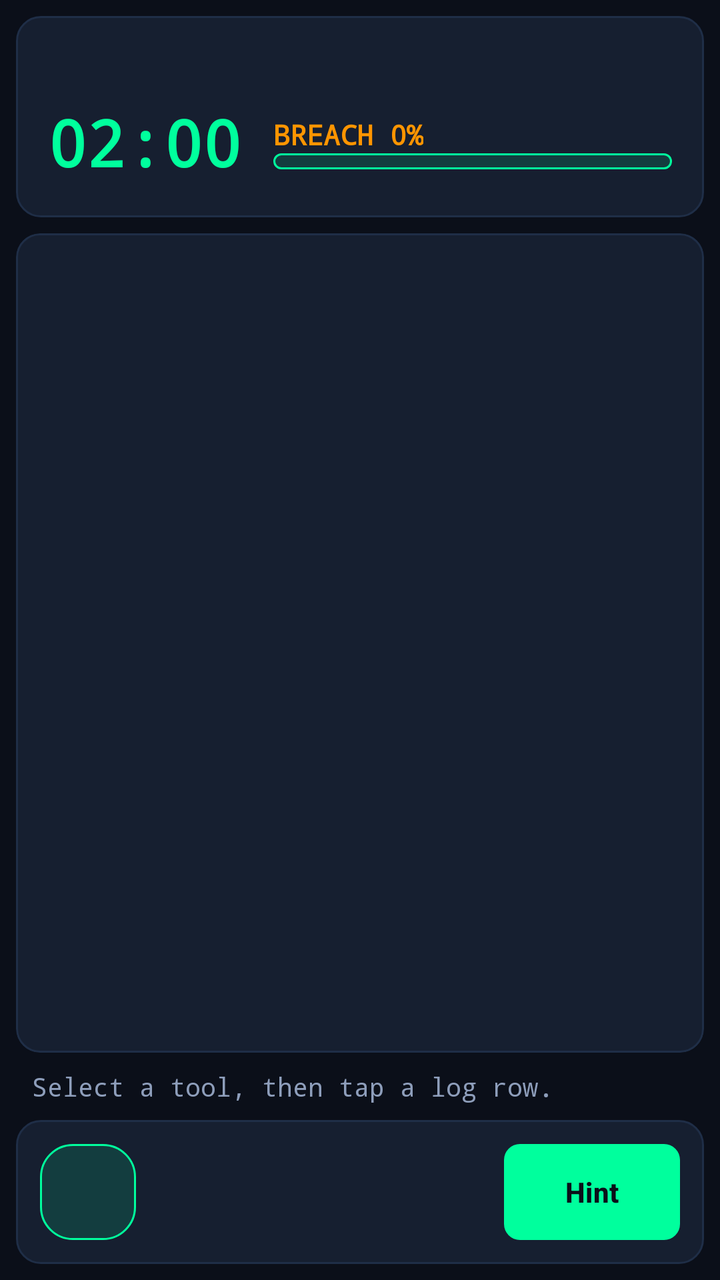
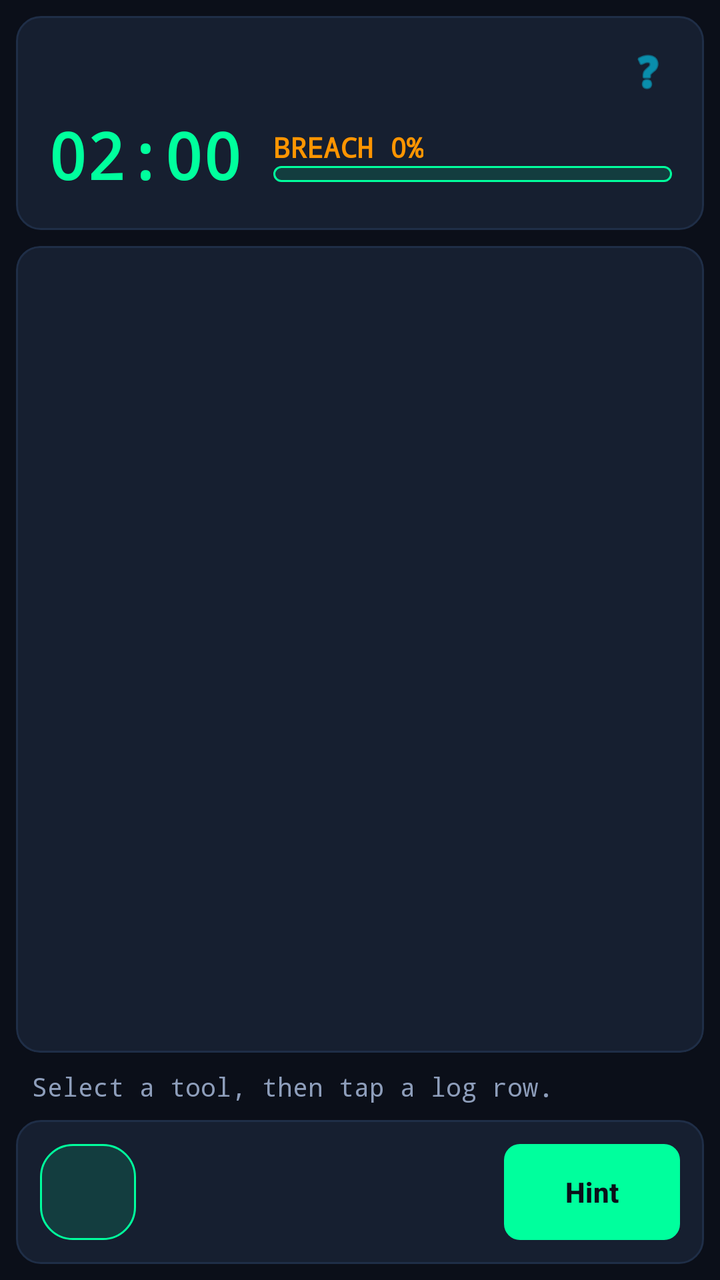

Two renders of the same Android screen: before a commit and after it. Below are the layout's source before the change and the commit's diff.
<!-- AndroidManifest.xml: application theme Theme.CyberBreach -->
<!-- res/layout/activity_room.xml -->
<?xml version="1.0" encoding="utf-8"?>
<LinearLayout xmlns:android="http://schemas.android.com/apk/res/android"
    xmlns:app="http://schemas.android.com/apk/res-auto"
    android:layout_width="match_parent"
    android:layout_height="match_parent"
    android:background="@color/soc_background"
    android:fitsSystemWindows="true"
    android:orientation="vertical">

    <LinearLayout
        android:layout_width="match_parent"
        android:layout_height="wrap_content"
        android:orientation="vertical"
        android:padding="16dp"
        android:background="@drawable/bg_terminal_card"
        android:layout_margin="8dp">

        <TextView
            android:id="@+id/tvRoomTitle"
            android:layout_width="match_parent"
            android:layout_height="wrap_content"
            android:textColor="@color/soc_text_secondary"
            android:fontFamily="monospace"
            android:textSize="13sp" />

        <LinearLayout
            android:layout_width="match_parent"
            android:layout_height="wrap_content"
            android:gravity="center_vertical"
            android:layout_marginTop="8dp"
            android:orientation="horizontal">

            <TextView
                android:id="@+id/tvTimer"
                android:layout_width="wrap_content"
                android:layout_height="wrap_content"
                android:fontFamily="monospace"
                android:text="02:00"
                android:textColor="@color/soc_primary"
                android:textSize="32sp"
                android:textStyle="bold" />

            <LinearLayout
                android:layout_width="0dp"
                android:layout_height="wrap_content"
                android:layout_marginStart="16dp"
                android:layout_weight="1"
                android:orientation="vertical">

                <TextView
                    android:id="@+id/tvBreach"
                    android:layout_width="wrap_content"
                    android:layout_height="wrap_content"
                    android:fontFamily="monospace"
                    android:text="BREACH 0%"
                    android:textColor="@color/soc_warning"
                    android:textSize="14sp"
                    android:textStyle="bold" />

                <ProgressBar
                    android:id="@+id/progressBreach"
                    style="?android:attr/progressBarStyleHorizontal"
                    android:layout_width="match_parent"
                    android:layout_height="8dp"
                    android:progressDrawable="@drawable/bg_pill_badge"
                    android:max="100"
                    android:progress="0" />
            </LinearLayout>
        </LinearLayout>
    </LinearLayout>

    <com.google.android.material.card.MaterialCardView
        android:layout_width="match_parent"
        android:layout_height="0dp"
        android:layout_weight="1"
        android:layout_marginHorizontal="8dp"
        android:layout_marginBottom="8dp"
        app:cardBackgroundColor="@color/soc_surface"
        app:strokeColor="@color/soc_surface_stroke"
        app:strokeWidth="1dp"
        app:cardCornerRadius="12dp">

        <ScrollView
            android:id="@+id/scrollTerminal"
            android:layout_width="match_parent"
            android:layout_height="match_parent"
            android:fillViewport="true">

            <TableLayout
                android:id="@+id/tableAlerts"
                android:layout_width="match_parent"
                android:layout_height="wrap_content"
                android:padding="8dp"
                android:stretchColumns="3" />
        </ScrollView>
    </com.google.android.material.card.MaterialCardView>

    <TextView
        android:id="@+id/tvStatus"
        android:layout_width="match_parent"
        android:layout_height="wrap_content"
        android:fontFamily="monospace"
        android:paddingHorizontal="16dp"
        android:paddingBottom="8dp"
        android:text="@string/status_ready"
        android:textColor="@color/soc_text_secondary"
        android:textSize="13sp" />

    <LinearLayout
        android:layout_width="match_parent"
        android:layout_height="wrap_content"
        android:background="@drawable/bg_terminal_card"
        android:layout_marginHorizontal="8dp"
        android:layout_marginBottom="8dp"
        android:gravity="center_vertical"
        android:orientation="horizontal"
        android:padding="12dp">

        <ImageView
            android:id="@+id/ivTool"
            android:layout_width="48dp"
            android:layout_height="48dp"
            android:padding="8dp"
            android:background="@drawable/bg_pill_badge"
            android:contentDescription="@string/desc_tool_icon"
            app:tint="@color/soc_primary" />

        <Spinner
            android:id="@+id/spTool"
            android:layout_width="0dp"
            android:layout_height="wrap_content"
            android:layout_marginStart="12dp"
            android:layout_weight="1"
            android:background="@null"
            android:minHeight="48dp" />

        <Button
            android:id="@+id/btnHint"
            android:layout_width="wrap_content"
            android:layout_height="wrap_content"
            android:background="@drawable/bg_neon_button"
            android:textColor="@color/soc_background"
            android:textStyle="bold"
            android:layout_marginStart="8dp"
            android:text="@string/btn_hint" />
    </LinearLayout>
</LinearLayout>
<!-- resources referenced by this layout -->
<resources>
  <color name="soc_background">#0B0F19</color>
  <color name="soc_primary">#00FF9D</color>
  <color name="soc_surface">#161F30</color>
  <color name="soc_surface_stroke">#1F2E47</color>
  <color name="soc_text_secondary">#8E9EBB</color>
  <color name="soc_warning">#FF9500</color>
  <!-- drawable bg_neon_button (drawable) -->
  <?xml version="1.0" encoding="utf-8"?>
  <ripple xmlns:android="http://schemas.android.com/apk/res/android"
      android:color="@color/soc_background">
      <item>
          <shape android:shape="rectangle">
              <solid android:color="@color/soc_primary" />
              <corners android:radius="8dp" />
          </shape>
      </item>
  </ripple>
  <!-- drawable bg_pill_badge (drawable) -->
  <?xml version="1.0" encoding="utf-8"?>
  <shape xmlns:android="http://schemas.android.com/apk/res/android"
      android:shape="rectangle">
      <solid android:color="@color/soc_transparent_primary" />
      <stroke
          android:width="1dp"
          android:color="@color/soc_primary" />
      <corners android:radius="16dp" />
  </shape>
  <!-- drawable bg_terminal_card (drawable) -->
  <?xml version="1.0" encoding="utf-8"?>
  <shape xmlns:android="http://schemas.android.com/apk/res/android"
      android:shape="rectangle">
      <solid android:color="@color/soc_surface" />
      <stroke
          android:width="1dp"
          android:color="@color/soc_surface_stroke" />
      <corners android:radius="12dp" />
  </shape>
  <string name="btn_hint">Hint</string>
  <string name="desc_tool_icon">Selected defense tool</string>
  <string name="status_ready">Select a tool, then tap a log row.</string>
  <style name="Theme.CyberBreach" parent="Base.Theme.CyberBreach" />
  <color name="soc_transparent_primary">#2200FF9D</color>
  <style name="Base.Theme.CyberBreach" parent="Theme.Material3.Dark.NoActionBar">
          <item name="colorPrimary">@color/soc_primary</item>
          <item name="colorOnPrimary">#000000</item>
          <item name="colorPrimaryContainer">@color/soc_transparent_primary</item>
          <item name="colorOnPrimaryContainer">@color/soc_primary</item>
  
          <item name="colorSecondary">@color/soc_accent_cyan</item>
          <item name="colorOnSecondary">#000000</item>
  
          <item name="colorError">@color/soc_critical</item>
          <item name="colorOnError">#FFFFFF</item>
  
          <item name="android:colorBackground">@color/soc_background</item>
          <item name="colorOnBackground">@color/soc_text_primary</item>
          <item name="colorSurface">@color/soc_surface</item>
          <item name="colorOnSurface">@color/soc_text_primary</item>
          <item name="colorSurfaceVariant">@color/soc_surface</item>
          <item name="colorOnSurfaceVariant">@color/soc_text_secondary</item>
          <item name="colorOutline">@color/soc_surface_stroke</item>
          
          <item name="android:statusBarColor">@color/soc_background</item>
          <item name="android:navigationBarColor">@color/soc_surface</item>
      </style>
  <color name="soc_accent_cyan">#00D8FF</color>
  <color name="soc_critical">#FF3B30</color>
  <color name="soc_text_primary">#FFFFFF</color>
</resources>

<!-- the commit's change to res/layout/activity_room.xml (unified diff, before → after) -->
@@ -15,13 +15,30 @@
         android:background="@drawable/bg_terminal_card"
         android:layout_margin="8dp">
 
-        <TextView
-            android:id="@+id/tvRoomTitle"
+        <RelativeLayout
             android:layout_width="match_parent"
-            android:layout_height="wrap_content"
-            android:textColor="@color/soc_text_secondary"
-            android:fontFamily="monospace"
-            android:textSize="13sp" />
+            android:layout_height="wrap_content">
+            
+            <TextView
+                android:id="@+id/tvRoomTitle"
+                android:layout_width="wrap_content"
+                android:layout_height="wrap_content"
+                android:layout_alignParentStart="true"
+                android:layout_centerVertical="true"
+                android:textColor="@color/soc_text_secondary"
+                android:fontFamily="monospace"
+                android:textSize="13sp" />
+
+            <ImageView
+                android:id="@+id/btnHelp"
+                android:layout_width="24dp"
+                android:layout_height="24dp"
+                android:layout_alignParentEnd="true"
+                android:layout_centerVertical="true"
+                android:src="@android:drawable/ic_menu_help"
+                app:tint="@color/soc_accent_cyan"
+                android:contentDescription="Help Cheat Sheet" />
+        </RelativeLayout>
 
         <LinearLayout
             android:layout_width="match_parent"
